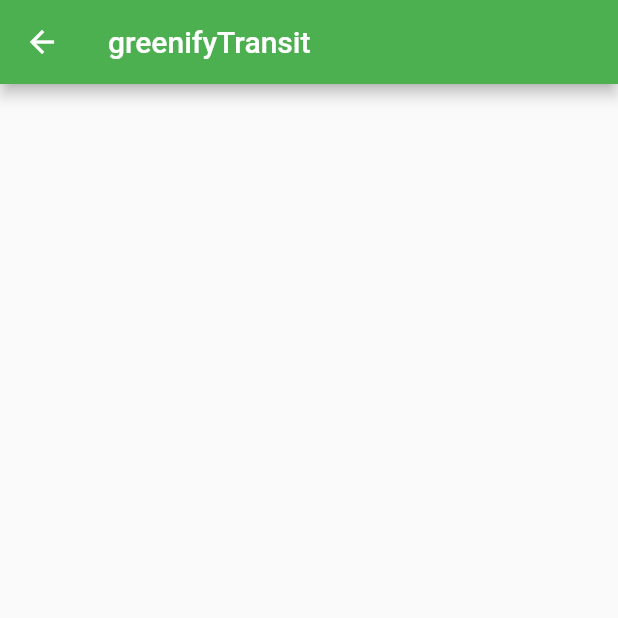
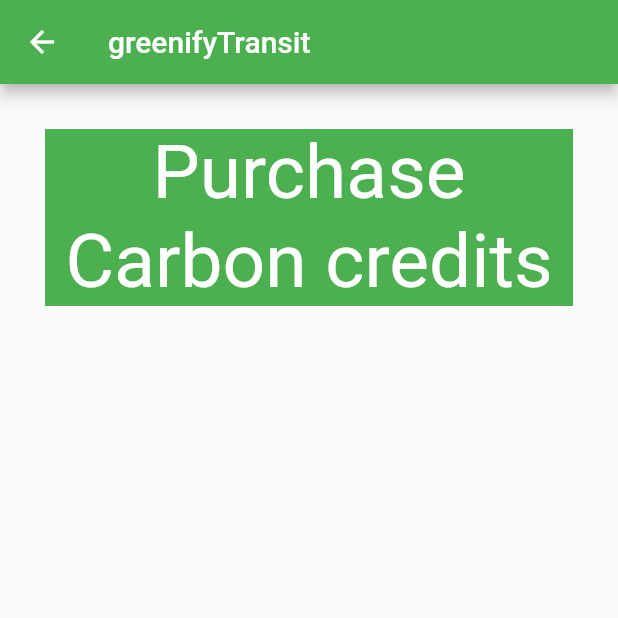
Before and after one commit to Arjdroid/greenifytransit, a Flutter app: the PurchaseCredists screen opened directly, on a phone screen of 412 x 824 dp, the top half of it. Run offline on Flutter 3.47's test engine with Material 2 defaults, Android fonts, the phone set to English and light mode, and no system bars; our stand-ins replace syncfusion_flutter_charts.

Commit message:
carbon credits title

```diff
--- a/lib/purchasecredits_page.dart
+++ b/lib/purchasecredits_page.dart
@@ -21,6 +21,26 @@ class _PurchaseCredistsState extends State<PurchaseCredists> {
             icon: const Icon(Icons.arrow_back),
           ),
         ),
-        body: SingleChildScrollView());
+        body: SingleChildScrollView(
+          child: Column(
+            children: [
+              Container(
+                  color: Colors.green,
+                  margin: const EdgeInsets.all(30),
+                  child: Column(
+                    children: const [
+                      Text(
+                        'Purchase Carbon credits',
+                        textAlign: TextAlign.center,
+                        style: TextStyle(
+                          color: Colors.white,
+                          fontSize: 50,
+                        ),
+                      ),
+                    ],
+                  ))
+            ],
+          ),
+        ));
   }
 }
```
